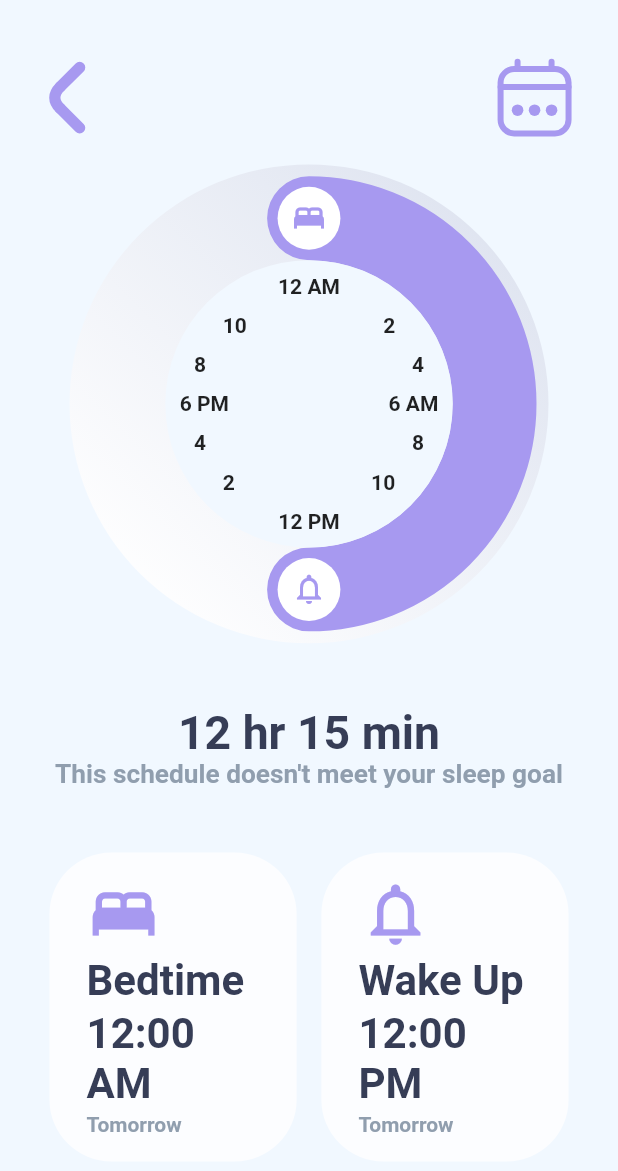
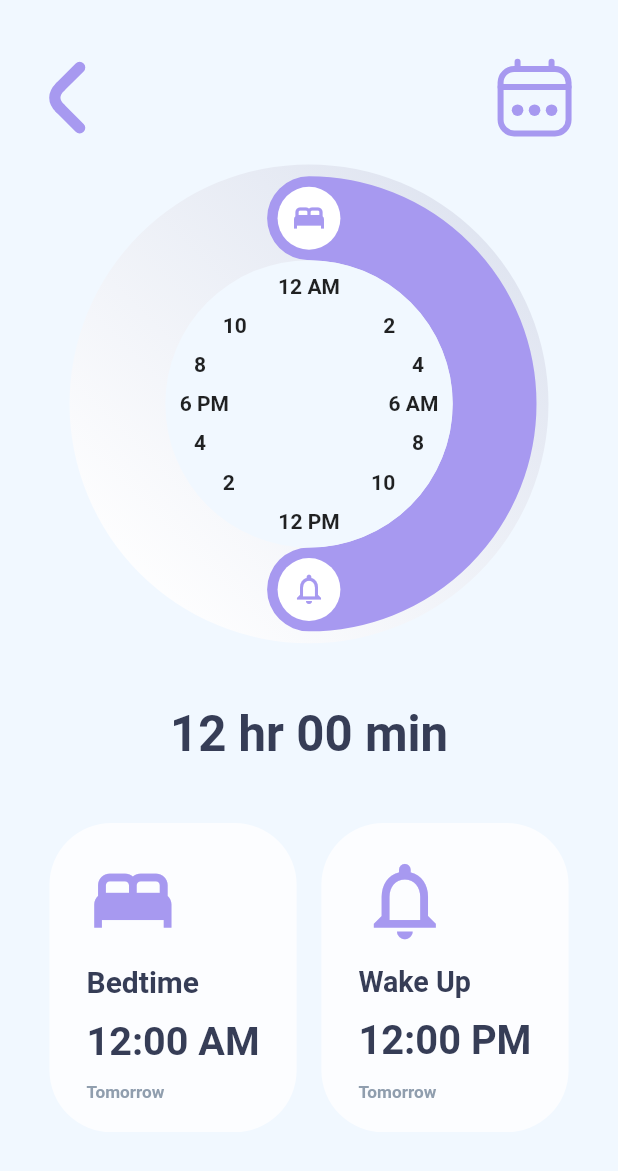
Before and after one commit to dalyathan/Iphone-Alarm, a Flutter app: the screen it shows after launch, after a tap on the "add" icon, on a phone screen of 412 x 824 dp. Shown: the top 1171 px of the screen. Run offline on Flutter 3.47's test engine with Material 2 defaults, Android fonts, the phone set to English and light mode, and no system bars.

Commit message:
made some final touches

```diff
--- a/alarm/lib/main.dart
+++ b/alarm/lib/main.dart
@@ -1,9 +1,10 @@
-import 'package:alarm/screens/main_page.dart';
-import 'package:alarm/state/alarm_time_being_set.dart';
-import 'package:alarm/state/alarms.dart';
-import 'package:alarm/state/bedtime_being_set.dart';
+import 'package:provider/provider.dart';
+import 'screens/main_page.dart';
+import 'state/alarm_time_being_set.dart';
+import 'state/alarms.dart';
+import 'state/bedtime_being_set.dart';
 import 'package:flutter/material.dart';
-import 'package:provider/provider.dart';
+import 'state/sleep_duration_being_set.dart';
 
 void main() {
   runApp(const MyApp());
@@ -17,11 +18,12 @@ class MyApp extends StatelessWidget {
   Widget build(BuildContext context) {
     return MultiProvider(
       providers: [
-        ListenableProvider<AlarmTimeBeingSetProvider>(
-            create: (_) => AlarmTimeBeingSetProvider()),
-        ListenableProvider<AlarmsProvider>(create: (_) => AlarmsProvider()),
-        ListenableProvider<BedTimeBeingSetProvider>(
-            create: (_) => BedTimeBeingSetProvider()),
+        ListenableProvider<AlarmTimeBeingSet>(
+            create: (_) => AlarmTimeBeingSet()),
+        ListenableProvider<Alarms>(create: (_) => Alarms()),
+        ListenableProvider<BedTimeBeingSet>(create: (_) => BedTimeBeingSet()),
+        ListenableProvider<SleepDurationBeingSet>(
+            create: (_) => SleepDurationBeingSet())
       ],
       child: MaterialApp(
         title: 'Flutter Demo',
--- a/alarm/lib/screens/main_page.dart
+++ b/alarm/lib/screens/main_page.dart
@@ -43,7 +43,8 @@ class _MainPageState extends State<MainPage> {
               children: [
                 const MainPageTopRow(),
                 SizedBox(height: size.height * 2 * smallerMarginRatio),
-                const Heading(
+                Heading(
+                  width: size.width * (1 - 2 * horizontalPadding) * 0.75,
                   mainTitle: "Average Sleep",
                   smallerTitle: "7 hours last week",
                 ),
@@ -54,13 +55,17 @@ class _MainPageState extends State<MainPage> {
                 SizedBox(height: size.height * smallerMarginRatio / 2),
                 horizontalRule(),
                 SizedBox(height: size.height * smallerMarginRatio),
-                const TomorrowAlarm(),
+                TomorrowAlarm(
+                  width: size.width * (1 - 2 * horizontalPadding),
+                ),
                 SizedBox(height: size.height * smallerMarginRatio / 2),
                 other(),
                 SizedBox(height: size.height * smallerMarginRatio),
                 horizontalRule(),
                 SizedBox(height: size.height * smallerMarginRatio),
-                const OtherAlarms(),
+                OtherAlarms(
+                  width: size.width * (1 - 2 * horizontalPadding),
+                ),
               ],
             ),
           ),
--- a/alarm/lib/screens/set_alarm.dart
+++ b/alarm/lib/screens/set_alarm.dart
@@ -1,5 +1,6 @@
 import 'package:alarm/state/alarm_time_being_set.dart';
 import 'package:alarm/state/bedtime_being_set.dart';
+import 'package:alarm/state/sleep_duration_being_set.dart';
 import 'package:alarm/widgets/containers/alarm_description.dart';
 import 'package:alarm/widgets/containers/heading.dart';
 import 'package:alarm/widgets/containers/knob_background.dart';
@@ -8,7 +9,6 @@ import 'package:flutter/material.dart';
 import 'package:provider/provider.dart';
 
 class SetAlarm extends StatelessWidget {
-  late Size size;
   double smallerMarginRatio = 0.025;
   double horizontalPadding = 0.08;
 
@@ -17,7 +17,7 @@ class SetAlarm extends StatelessWidget {
 
   @override
   Widget build(BuildContext context) {
-    size = MediaQuery.of(context).size;
+    Size size = MediaQuery.of(context).size;
     return Scaffold(
       backgroundColor: const Color.fromRGBO(241, 248, 255, 1),
       body: SafeArea(
@@ -35,23 +35,32 @@ class SetAlarm extends StatelessWidget {
                   radius: size.width * 0.775,
                 ),
                 SizedBox(height: size.height * 2 * smallerMarginRatio),
-                const Heading(
-                  mainTitle: "12 hr 15 min",
-                  smallerTitle: "This schedule doesn't meet your sleep goal",
-                  alignment: CrossAxisAlignment.center,
-                ),
+                Consumer<SleepDurationBeingSet>(
+                    builder: (_, value, __) => SizedBox(
+                        width: size.width * 0.45,
+                        child: FittedBox(
+                            fit: BoxFit.fitWidth,
+                            child: Text(value.totalSleepTime,
+                                style: const TextStyle(
+                                    color: Color.fromRGBO(
+                                      54,
+                                      61,
+                                      86,
+                                      1,
+                                    ),
+                                    fontWeight: FontWeight.bold))))),
                 SizedBox(height: size.height * 2 * smallerMarginRatio),
                 Row(
                   mainAxisAlignment: MainAxisAlignment.spaceBetween,
                   children: [
-                    Consumer<BedTimeBeingSetProvider>(
+                    Consumer<BedTimeBeingSet>(
                       builder: (__, value, _) => AlarmDescription(
                           iconData: Icons.bed,
                           title: "Bedtime",
                           width: size.width * 0.4,
                           time: value.bedTime),
                     ),
-                    Consumer<AlarmTimeBeingSetProvider>(
+                    Consumer<AlarmTimeBeingSet>(
                         builder: (__, value, _) => AlarmDescription(
                             iconData: Icons.notifications_none,
                             title: "Wake Up",
--- a/alarm/lib/state/alarm_time_being_set.dart
+++ b/alarm/lib/state/alarm_time_being_set.dart
@@ -1,9 +1,11 @@
 import 'package:alarm/utils/clock_calc.dart';
 import 'package:flutter/material.dart';
+import 'dart:math';
 
-class AlarmTimeBeingSetProvider extends ChangeNotifier {
+class AlarmTimeBeingSet extends ChangeNotifier {
   String alarmTime = "12:00 PM";
-  setAlarmTime(double angleInRadians) {
+  double angleInRadians = pi;
+  setAlarmIconAngle(double angleInRadians) {
     alarmTime = ClockCalculations.getTimeFromAngles(angleInRadians);
     notifyListeners();
   }
--- a/alarm/lib/state/alarms.dart
+++ b/alarm/lib/state/alarms.dart
@@ -1,7 +1,7 @@
 // ignore_for_file: file_names
 import 'package:flutter/material.dart';
 
-class AlarmsProvider extends ChangeNotifier {
+class Alarms extends ChangeNotifier {
   List<String> alarms = [];
 
   addAlarm(String newAlarm) {
--- a/alarm/lib/state/bedtime_being_set.dart
+++ b/alarm/lib/state/bedtime_being_set.dart
@@ -1,9 +1,9 @@
 import 'package:alarm/utils/clock_calc.dart';
 import 'package:flutter/material.dart';
 
-class BedTimeBeingSetProvider extends ChangeNotifier {
+class BedTimeBeingSet extends ChangeNotifier {
   String bedTime = "12:00 AM";
-  setBedTime(double angleInRadians) {
+  setBedIconAngle(double angleInRadians) {
     bedTime = ClockCalculations.getTimeFromAngles(angleInRadians);
     notifyListeners();
   }
--- /dev/null
+++ b/alarm/lib/state/sleep_duration_being_set.dart
@@ -0,0 +1,23 @@
+import '../utils/clock_calc.dart';
+import 'package:flutter/material.dart';
+import 'dart:math';
+
+class SleepDurationBeingSet extends ChangeNotifier {
+  String totalSleepTime = "12 hr 00 min";
+  double bedAngleInRadians = 0;
+  double bellAngleInRadians = pi;
+
+  setBedAngle(double bedAngleInRadians) {
+    this.bedAngleInRadians = bedAngleInRadians;
+    totalSleepTime = ClockCalculations.getDurationFromAngles(
+        bedAngleInRadians, bellAngleInRadians);
+    notifyListeners();
+  }
+
+  setBellAngle(double bellAngleInRadians) {
+    this.bellAngleInRadians = bellAngleInRadians;
+    totalSleepTime = ClockCalculations.getDurationFromAngles(
+        bedAngleInRadians, bellAngleInRadians);
+    notifyListeners();
+  }
+}
--- a/alarm/lib/utils/clock_calc.dart
+++ b/alarm/lib/utils/clock_calc.dart
@@ -4,7 +4,7 @@ class ClockCalculations {
   static String getTimeFromAngles(double angleInRadians) {
     String median = "AM";
     if (angleInRadians >= pi) {
-      //Pm part
+      //PM part
       angleInRadians -= pi;
       median = "PM";
     }
@@ -19,12 +19,28 @@ class ClockCalculations {
     if (hour == 0) {
       hour = 12;
     }
-    if (minutes < 10) {
+    if (minutes < 10 && hour < 10) {
+      return "0$hour:0$minutes $median";
+    } else if (minutes >= 10 && hour < 10) {
+      return "0$hour:$minutes $median";
+    } else if (minutes < 10 && hour >= 10) {
       return "$hour:0$minutes $median";
     } else {
       return "$hour:$minutes $median";
     }
   }
 
-  static String getDurationFromAngle(double angleDifference) {}
+  static String getDurationFromAngles(
+      double bedAngleInRadians, double bellAngleInRadians) {
+    double totalAngle = 0.0;
+    if (bedAngleInRadians > bellAngleInRadians) {
+      totalAngle = 2 * pi - bedAngleInRadians + bellAngleInRadians;
+    } else {
+      totalAngle = bellAngleInRadians - bedAngleInRadians;
+    }
+    double totalHours = (totalAngle / (2 * pi)) * 24;
+    int hourPart = totalHours.floor();
+    int minutes = ((totalHours - hourPart) * 60).ceil();
+    return "$hourPart hr $minutes min";
+  }
 }
--- a/alarm/lib/widgets/containers/alarm_description.dart
+++ b/alarm/lib/widgets/containers/alarm_description.dart
@@ -21,17 +21,25 @@ class _AlarmDescriptionState extends State<AlarmDescription> {
   double horizontalPadding = 0.15;
   double verticalPadding = 0.1;
   double aspectRatio = 0.8;
+  late double height;
+
+  @override
+  void initState() {
+    super.initState();
+    height = widget.width / aspectRatio;
+  }
+
   @override
   Widget build(BuildContext context) {
     return Container(
         width: widget.width,
-        height: widget.width / aspectRatio,
+        height: height,
         decoration: BoxDecoration(
             color: const Color.fromRGBO(252, 253, 255, 1),
             borderRadius: BorderRadius.circular(widget.width * 0.25)),
         child: Padding(
           padding: EdgeInsets.symmetric(
-              vertical: widget.width * verticalPadding,
+              vertical: height * verticalPadding,
               horizontal: widget.width * horizontalPadding),
           child: Column(
               mainAxisAlignment: MainAxisAlignment.spaceBetween,
@@ -40,38 +48,49 @@ class _AlarmDescriptionState extends State<AlarmDescription> {
                 Icon(
                   widget.iconData,
                   color: const Color.fromRGBO(167, 153, 240, 1),
-                  size: widget.width * 0.3,
+                  size: height * 0.3,
                 ),
-                Text(widget.title,
-                    style: TextStyle(
-                        color: const Color.fromRGBO(
+                SizedBox(
+                  width: widget.width * (1 - 2 * horizontalPadding) * 0.65,
+                  child: FittedBox(
+                    fit: BoxFit.fitWidth,
+                    child: Text(widget.title,
+                        style: const TextStyle(
+                            color: Color.fromRGBO(
                               54,
                               61,
                               86,
                               1,
                             ),
-                        fontWeight: FontWeight.bold,
-                        fontSize: widget.width * 0.01 * 17)),
-                Text(widget.time,
-                    style: TextStyle(
-                        color: const Color.fromRGBO(
+                            fontWeight: FontWeight.bold)),
+                  ),
+                ),
+                SizedBox(
+                    width: widget.width * (1 - 2 * horizontalPadding),
+                    child: FittedBox(
+                        fit: BoxFit.fitWidth,
+                        child: Text(widget.time,
+                            style: const TextStyle(
+                                color: Color.fromRGBO(
                                   54,
                                   61,
                                   86,
                                   1,
                                 ),
-                        fontWeight: FontWeight.bold,
-                        fontSize: widget.width * 0.01 * 17)),
-                Text("Tomorrow",
+                                fontWeight: FontWeight.bold)))),
+                SizedBox(
+                    width: widget.width * (1 - 2 * horizontalPadding) * 0.45,
+                    child: const FittedBox(
+                        fit: BoxFit.fitWidth,
+                        child: Text("Tomorrow",
                             style: TextStyle(
-                        color: const Color.fromRGBO(
+                                color: Color.fromRGBO(
                                   144,
                                   158,
                                   174,
                                   1,
                                 ),
-                        fontWeight: FontWeight.bold,
-                        fontSize: widget.width * 0.01 * 8.5))
+                                fontWeight: FontWeight.bold))))
               ]),
         ));
   }
--- a/alarm/lib/widgets/containers/custom_switch.dart
+++ b/alarm/lib/widgets/containers/custom_switch.dart
@@ -3,8 +3,8 @@ import 'package:alarm/widgets/painters/switch_button.dart';
 import 'package:flutter/material.dart';
 
 class CustomSwitch extends StatefulWidget {
-  final double height;
-  const CustomSwitch({Key? key, required this.height}) : super(key: key);
+  final double width;
+  const CustomSwitch({Key? key, required this.width}) : super(key: key);
 
   @override
   State<CustomSwitch> createState() => _CustomSwitchState();
@@ -16,9 +16,9 @@ class _CustomSwitchState extends State<CustomSwitch> {
   Widget build(BuildContext context) {
     double aspectRatio = 1.75;
     double buttonOffset = 0.15;
-    double widgetWidth = widget.height * aspectRatio;
-    double ringDiameter = widget.height * 0.6;
-    Size backgroundSize = Size(widgetWidth, widget.height);
+    double height = widget.width / aspectRatio;
+    double ringDiameter = height * 0.6;
+    Size backgroundSize = Size(widget.width, height);
     Size buttonSize = Size(ringDiameter, ringDiameter);
     return Stack(
       children: [
@@ -29,10 +29,10 @@ class _CustomSwitchState extends State<CustomSwitch> {
           ),
         ),
         AnimatedPositioned(
-          top: (widget.height - ringDiameter) / 2,
+          top: (height - ringDiameter) / 2,
           left: isOn
-              ? widgetWidth * buttonOffset
-              : widgetWidth * (1 - buttonOffset) - ringDiameter,
+              ? widget.width * buttonOffset
+              : widget.width * (1 - buttonOffset) - ringDiameter,
           duration: const Duration(milliseconds: 250),
           child: InkResponse(
             onTap: () => setState(() {
--- a/alarm/lib/widgets/containers/heading.dart
+++ b/alarm/lib/widgets/containers/heading.dart
@@ -1,43 +1,49 @@
 import 'package:flutter/material.dart';
 
 class Heading extends StatelessWidget {
+  final double width;
   final CrossAxisAlignment alignment;
   final String mainTitle;
   final String smallerTitle;
-  const Heading(
-      {Key? key,
+  const Heading({
+    Key? key,
     required this.mainTitle,
     required this.smallerTitle,
-      this.alignment = CrossAxisAlignment.start})
-      : super(key: key);
+    required this.width,
+    this.alignment = CrossAxisAlignment.start,
+  }) : super(key: key);
 
   @override
   Widget build(BuildContext context) {
-    Size size = MediaQuery.of(context).size;
     return Column(
       crossAxisAlignment: alignment,
       children: [
-        Text(mainTitle,
-            style: TextStyle(
-                color: const Color.fromRGBO(
+        SizedBox(
+            width: width * 0.65,
+            child: FittedBox(
+                fit: BoxFit.fitWidth,
+                child: Text(mainTitle,
+                    style: const TextStyle(
+                        color: Color.fromRGBO(
                           54,
                           61,
                           86,
                           1,
                         ),
-                fontWeight: FontWeight.bold,
-                fontSize: size.width * 0.005 * 15)),
-        Text(
-          smallerTitle,
-          style: TextStyle(
-              color: const Color.fromRGBO(
+                        fontWeight: FontWeight.bold)))),
+        SizedBox(
+          width: width * 0.8,
+          child: FittedBox(
+              fit: BoxFit.fitWidth,
+              child: Text(smallerTitle,
+                  style: const TextStyle(
+                      color: Color.fromRGBO(
                         144,
                         158,
                         174,
                         1,
                       ),
-              fontWeight: FontWeight.bold,
-              fontSize: size.width * 0.005 * 8.5),
+                      fontWeight: FontWeight.bold))),
         )
       ],
     );
--- a/alarm/lib/widgets/containers/knob.dart
+++ b/alarm/lib/widgets/containers/knob.dart
@@ -1,5 +1,6 @@
 import 'package:alarm/state/alarm_time_being_set.dart';
 import 'package:alarm/state/bedtime_being_set.dart';
+import 'package:alarm/state/sleep_duration_being_set.dart';
 import 'package:alarm/widgets/painters/knob.dart';
 import 'package:flutter/material.dart';
 import 'dart:math';
@@ -29,6 +30,8 @@ class _KnobState extends State<Knob> {
   late double iconWidthRatio;
   late double knobWidthRatio;
   late Offset boxCenter;
+  final GlobalKey endIconKey = GlobalKey();
+  final GlobalKey startIconKey = GlobalKey();
 
   @override
   void initState() {
@@ -55,9 +58,11 @@ class _KnobState extends State<Knob> {
   @override
   Widget build(BuildContext context) {
     final bedTimeProvider =
-        Provider.of<BedTimeBeingSetProvider>(context, listen: false);
+        Provider.of<BedTimeBeingSet>(context, listen: false);
     final alarmTimeProvider =
-        Provider.of<AlarmTimeBeingSetProvider>(context, listen: false);
+        Provider.of<AlarmTimeBeingSet>(context, listen: false);
+    final sleepDurationProvider =
+        Provider.of<SleepDurationBeingSet>(context, listen: false);
     return Stack(
       children: [
         Padding(
@@ -73,7 +78,7 @@ class _KnobState extends State<Knob> {
           ),
         ),
         Positioned(
-            key: const ObjectKey("notifications_none"),
+            key: endIconKey,
             top: endLocalOffset.dy,
             left: endLocalOffset.dx,
             child: GestureDetector(
@@ -96,7 +101,8 @@ class _KnobState extends State<Knob> {
                     endLocalOffset = getLocalPosition(currentLocation);
                   });
                 }
-                alarmTimeProvider.setAlarmTime(endAngle);
+                alarmTimeProvider.setAlarmIconAngle(endAngle);
+                sleepDurationProvider.setBellAngle(endAngle);
               },
               child: Container(
                 width: iconWidthRatio * widget.radius,
@@ -114,7 +120,7 @@ class _KnobState extends State<Knob> {
               ),
             )),
         Positioned(
-            key: const ObjectKey("bed"),
+            key: startIconKey,
             top: startLocalOffset.dy,
             left: startLocalOffset.dx,
             child: GestureDetector(
@@ -126,20 +132,19 @@ class _KnobState extends State<Knob> {
                 double y = boxCenter.dy - currentLocation.dy;
                 if (x >= 0) {
                   double angle = pi / 2 - atan(y / x);
-                  print("startAngle ${angle / pi}");
                   setState(() {
                     startAngle = angle;
                     startLocalOffset = getLocalPosition(currentLocation);
                   });
                 } else {
                   double angle = pi / 2 - atan(y / x) + pi;
-                  print("startAngle ${angle / pi}");
                   setState(() {
                     startAngle = angle;
                     startLocalOffset = getLocalPosition(currentLocation);
                   });
                 }
-                bedTimeProvider.setBedTime(startAngle);
+                bedTimeProvider.setBedIconAngle(startAngle);
+                sleepDurationProvider.setBedAngle(startAngle);
               },
               child: Container(
                 width: iconWidthRatio * widget.radius,
--- a/alarm/lib/widgets/containers/other_alarms.dart
+++ b/alarm/lib/widgets/containers/other_alarms.dart
@@ -3,7 +3,8 @@ import 'package:alarm/widgets/containers/heading.dart';
 import 'package:flutter/material.dart';
 
 class OtherAlarms extends StatelessWidget {
-  const OtherAlarms({Key? key}) : super(key: key);
+  final double width;
+  const OtherAlarms({Key? key, required this.width}) : super(key: key);
 
   @override
   Widget build(BuildContext context) {
@@ -11,9 +12,12 @@ class OtherAlarms extends StatelessWidget {
     return Row(
       mainAxisAlignment: MainAxisAlignment.spaceBetween,
       children: [
-        const Heading(mainTitle: "5:20 AM", smallerTitle: "Alarm, every day"),
+        Heading(
+            width: width * 0.6,
+            mainTitle: "5:20 AM",
+            smallerTitle: "Alarm, every day"),
         CustomSwitch(
-          height: size.height * 0.045,
+          width: width * 0.2,
         ),
       ],
     );
--- a/alarm/lib/widgets/containers/tommorrow_alarm.dart
+++ b/alarm/lib/widgets/containers/tommorrow_alarm.dart
@@ -1,9 +1,13 @@
+import 'package:alarm/screens/set_alarm.dart';
+import 'package:alarm/state/alarm_time_being_set.dart';
 import 'package:flutter/material.dart';
+import 'package:provider/provider.dart';
 
 import 'heading.dart';
 
 class TomorrowAlarm extends StatelessWidget {
-  const TomorrowAlarm({Key? key}) : super(key: key);
+  final double width;
+  const TomorrowAlarm({Key? key, required this.width}) : super(key: key);
 
   @override
   Widget build(BuildContext context) {
@@ -20,12 +24,17 @@ class TomorrowAlarm extends StatelessWidget {
         child: Row(
           mainAxisAlignment: MainAxisAlignment.spaceBetween,
           children: [
-            const Heading(
-              mainTitle: "8:15 AM",
-              smallerTitle: "Tomorrow Morning",
-            ),
+            Consumer<AlarmTimeBeingSet>(
+                builder: (_, value, __) => Heading(
+                      width: width * 0.4,
+                      mainTitle: value.alarmTime,
+                      smallerTitle: "Tomorrow Morning",
+                    )),
             OutlinedButton(
-              onPressed: () => {},
+              onPressed: () => Navigator.push(
+                context,
+                MaterialPageRoute(builder: (context) => SetAlarm()),
+              ),
               style: ButtonStyle(
                 backgroundColor: MaterialStateProperty.all<Color>(
                   const Color.fromRGBO(167, 153, 240, 1),
@@ -33,7 +42,7 @@ class TomorrowAlarm extends StatelessWidget {
                 shape: MaterialStateProperty.all(RoundedRectangleBorder(
                     side: const BorderSide(
                       color: Color.fromRGBO(167, 153, 240, 1),
-                      width: 0.0, /*style: BorderStyle.solid*/
+                      width: 0.0,
                     ),
                     borderRadius: BorderRadius.circular(size.height * 0.025))),
               ),
```
Lines whose indentation alone changed are shown as unchanged.
